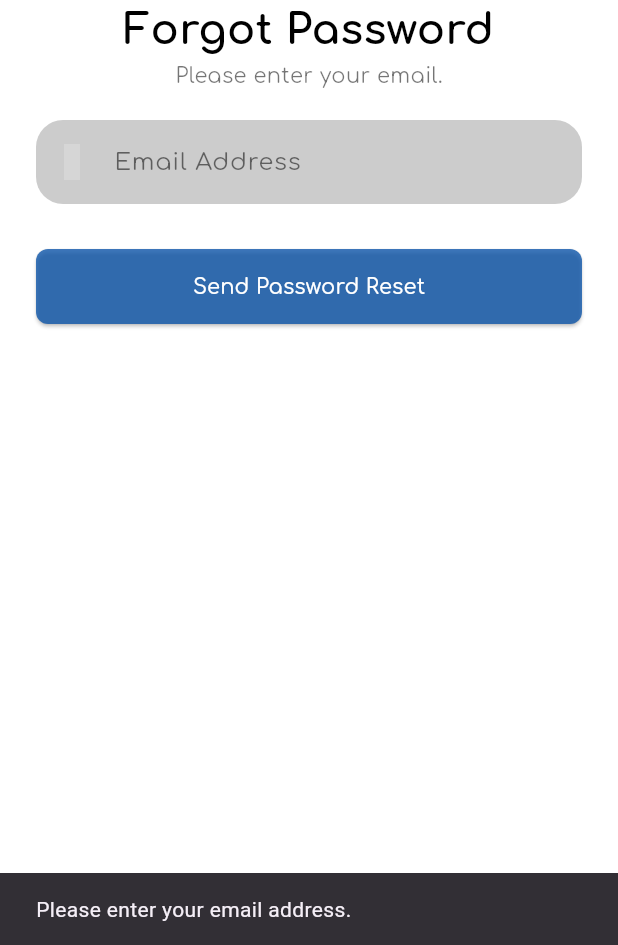
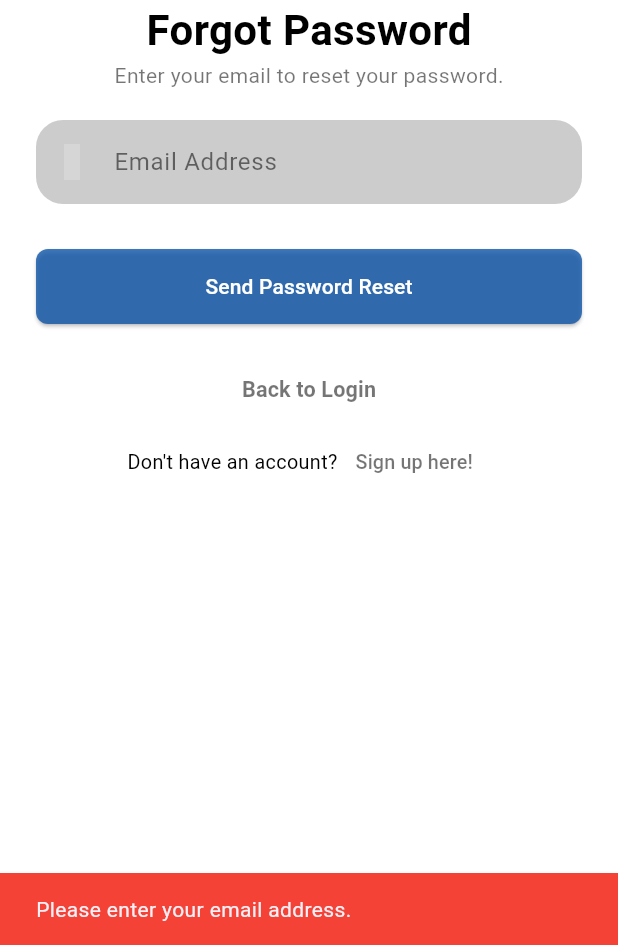
Before and after one commit to lbtour/lb_tour-main, a Flutter app: the ForgotPasswordScreen screen opened directly, after a tap on "Send Password Reset", on a phone screen of 412 x 824 dp, the part 291-1236 px from its top. Run offline on Flutter 3.47's test engine with Material 3 defaults, Android fonts, the light colour scheme and no system bars; our stand-ins replace cloud_firestore, firebase_auth, firebase_core, firebase_database, firebase_messaging, flutter_local_notifications and 7 more; missing offline and left inert: map_launcher, panorama_viewer; accounts and stored records are empty; grey boxes are pictures that could not be loaded.

Commit message:
12th fixed all

```diff
--- a/lib/screens/authentication/forgot-password.dart
+++ b/lib/screens/authentication/forgot-password.dart
@@ -2,6 +2,8 @@ import 'package:firebase_auth/firebase_auth.dart';
 import 'package:flutter/material.dart';
 import 'package:google_fonts/google_fonts.dart';
 import 'package:hugeicons/hugeicons.dart';
+import 'package:lb_tour/screens/authentication/login.dart';
+import 'package:lb_tour/screens/authentication/register.dart';
 
 class ForgotPasswordScreen extends StatefulWidget {
   const ForgotPasswordScreen({super.key});
@@ -14,6 +16,7 @@ class _ForgotPasswordScreenState extends State<ForgotPasswordScreen> {
   final FirebaseAuth _auth = FirebaseAuth.instance;
   final TextEditingController _emailController = TextEditingController();
   bool _isLoading = false;
+  bool _isSent = false; // ✅ Track if reset email was sent
 
   var height, width;
 
@@ -23,7 +26,7 @@ class _ForgotPasswordScreenState extends State<ForgotPasswordScreen> {
     width = MediaQuery.of(context).size.width;
     return SafeArea(
       child: Scaffold(
-        backgroundColor: const Color.fromARGB(255, 255, 255, 255),
+        backgroundColor: Colors.white,
         resizeToAvoidBottomInset: true,
         body: SingleChildScrollView(
           padding: const EdgeInsets.all(24),
@@ -33,6 +36,7 @@ class _ForgotPasswordScreenState extends State<ForgotPasswordScreen> {
               const SizedBox(height: 20),
               _header(context),
               _inputField(context),
+              _actions(context), // ✅ Added buttons for Login & Sign Up
             ],
           ),
         ),
@@ -40,7 +44,7 @@ class _ForgotPasswordScreenState extends State<ForgotPasswordScreen> {
     );
   }
 
-  _header(context) {
+  Widget _header(context) {
     return Column(
       children: [
         Image.asset(
@@ -50,15 +54,15 @@ class _ForgotPasswordScreenState extends State<ForgotPasswordScreen> {
         ),
         Text(
           "Forgot Password",
-          style: GoogleFonts.comfortaa(
+          style: GoogleFonts.roboto(
             fontSize: width * 0.068,
             fontWeight: FontWeight.bold,
             color: Colors.black,
           ),
         ),
         Text(
-          "Please enter your email.",
-          style: GoogleFonts.comfortaa(
+          "Enter your email to reset your password.",
+          style: GoogleFonts.roboto(
             color: Colors.black54,
           ),
         ),
@@ -75,7 +79,7 @@ class _ForgotPasswordScreenState extends State<ForgotPasswordScreen> {
           controller: _emailController,
           cursorColor: Colors.black54,
           decoration: InputDecoration(
-            hintStyle: GoogleFonts.comfortaa(color: Colors.black54),
+            hintStyle: GoogleFonts.roboto(color: Colors.black54),
             hintText: "Email Address",
             border: OutlineInputBorder(
               borderRadius: BorderRadius.circular(18),
@@ -104,13 +108,63 @@ class _ForgotPasswordScreenState extends State<ForgotPasswordScreen> {
           child: _isLoading
               ? const CircularProgressIndicator(color: Colors.white)
               : Text(
-                  "Send Password Reset",
-                  style: GoogleFonts.comfortaa(
-                    color: Colors.white,
-                  ),
+            _isSent ? "Resend Password Reset" : "Send Password Reset",
+            style: GoogleFonts.roboto(
+              color: Colors.white,
+            ),
+          ),
+        ),
+        const SizedBox(height: 20),
+      ],
+    );
+  }
+
+  Widget _actions(BuildContext context) {
+    return Column(
+      children: [
+        TextButton(
+          onPressed: () {
+            Navigator.pushReplacement(
+              context,
+              MaterialPageRoute(builder: (context) => const LoginScreen()),
+            );
+          },
+          child: Text(
+            "Back to Login",
+            style: GoogleFonts.roboto(
+              fontSize: width * 0.035,
+              fontWeight: FontWeight.bold,
+              color: Colors.black54,
+            ),
+          ),
+        ),
+        Row(
+          mainAxisAlignment: MainAxisAlignment.center,
+          children: [
+            Text(
+              "Don't have an account?",
+              style: GoogleFonts.roboto(
+                fontSize: width * 0.032,
+                color: Colors.black,
+              ),
+            ),
+            TextButton(
+              onPressed: () {
+                Navigator.pushReplacement(
+                  context,
+                  MaterialPageRoute(builder: (context) => const RegisterScreen()),
+                );
+              },
+              child: Text(
+                "Sign up here!",
+                style: GoogleFonts.roboto(
+                  fontSize: width * 0.032,
+                  color: Colors.black54,
                 ),
+              ),
+            ),
+          ],
         ),
-        const SizedBox(height: 30),
       ],
     );
   }
@@ -120,6 +174,7 @@ class _ForgotPasswordScreenState extends State<ForgotPasswordScreen> {
       ScaffoldMessenger.of(context).showSnackBar(
         const SnackBar(
           content: Text('Please enter your email address.'),
+          backgroundColor: Colors.red,
         ),
       );
       return;
@@ -132,15 +187,28 @@ class _ForgotPasswordScreenState extends State<ForgotPasswordScreen> {
     try {
       await _auth.sendPasswordResetEmail(email: _emailController.text.trim());
       ScaffoldMessenger.of(context).showSnackBar(
-        const SnackBar(
-          content: Text('Password reset email sent. Check your inbox.'),
+        SnackBar(
+          content: const Text('Password reset email sent. Check your inbox.'),
+          backgroundColor: Colors.green,
+          action: SnackBarAction(
+            label: 'OK',
+            textColor: Colors.white,
+            onPressed: () {},
+          ),
         ),
       );
+
+      // ✅ Change button text to "Resend Password Reset"
+      setState(() {
+        _isSent = true;
+      });
+
       _emailController.clear(); // Clear email field after successful action
     } on FirebaseAuthException catch (e) {
       ScaffoldMessenger.of(context).showSnackBar(
         SnackBar(
           content: Text(e.message ?? 'Failed to send password reset email.'),
+          backgroundColor: Colors.red,
         ),
       );
     } finally {
```
